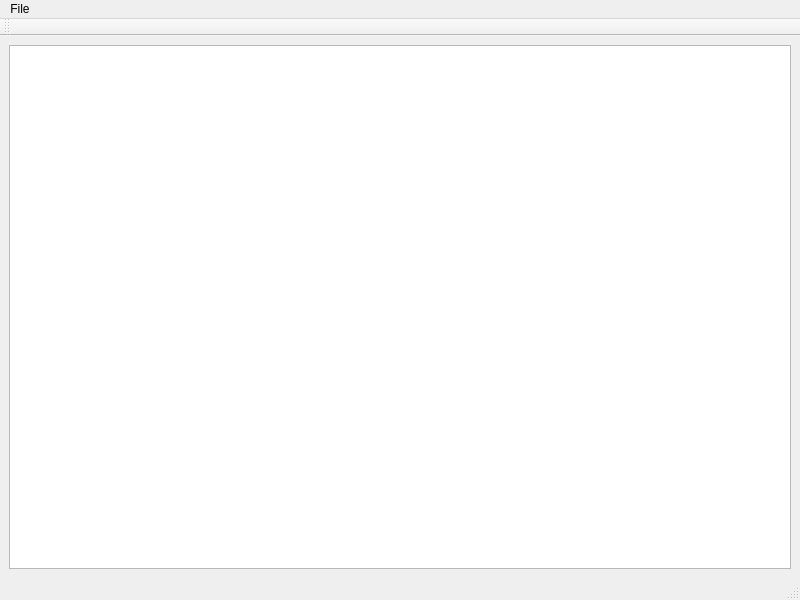
Before: the Qt Designer form viewer.ui in aparent/QCViewer, drawn with Qt 5.
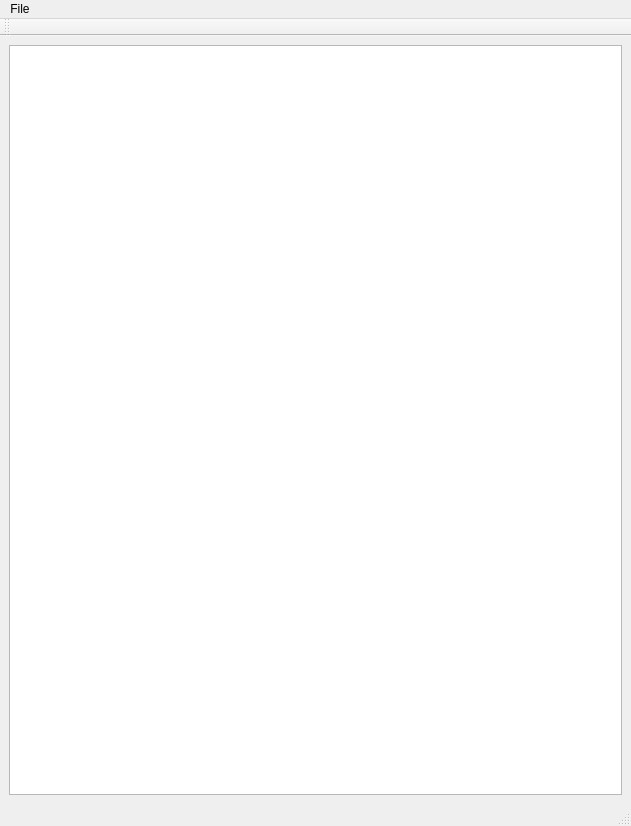
After: the same form once the commit is applied.

```diff
--- a/viewer.ui
+++ b/viewer.ui
@@ -6,13 +6,16 @@
    <rect>
     <x>0</x>
     <y>0</y>
-    <width>800</width>
-    <height>600</height>
+    <width>631</width>
+    <height>826</height>
    </rect>
   </property>
   <property name="windowTitle">
    <string>QCViewer</string>
   </property>
+  <property name="layoutDirection">
+   <enum>Qt::LeftToRight</enum>
+  </property>
   <property name="documentMode">
    <bool>false</bool>
   </property>
@@ -20,6 +23,12 @@
    <layout class="QVBoxLayout" name="verticalLayout">
     <item>
      <widget class="QGraphicsView" name="mainView">
+      <property name="sizePolicy">
+       <sizepolicy hsizetype="Expanding" vsizetype="Expanding">
+        <horstretch>0</horstretch>
+        <verstretch>0</verstretch>
+       </sizepolicy>
+      </property>
       <property name="interactive">
        <bool>false</bool>
       </property>
@@ -35,8 +44,8 @@
     <rect>
      <x>0</x>
      <y>0</y>
-     <width>800</width>
-     <height>25</height>
+     <width>631</width>
+     <height>21</height>
     </rect>
    </property>
    <property name="nativeMenuBar">
```
Left out of the diff: 7 changed lines with no effect on the pictures.
